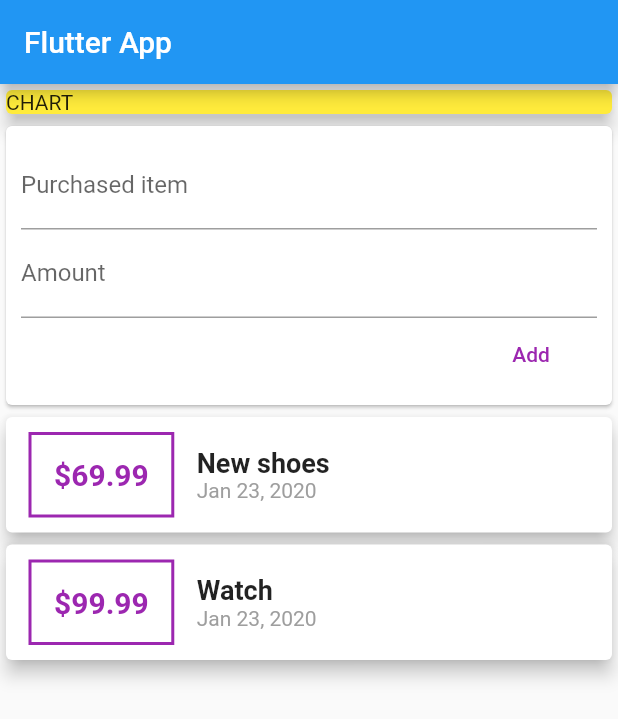
After one commit to reemharbi/personal-expenses-flutter, a Flutter app: the screen it shows after launch, on a phone screen of 412 x 824 dp. The commit adds this screen. Shown: the top 719 px of the screen. Run offline on Flutter 3.47's test engine with Material 2 defaults, Android fonts, the phone set to English and light mode, and no system bars.

Commit message:
Seperation of concerns + SingleChildScrollView

```diff
--- /dev/null
+++ b/lib/widgets/new_transaction.dart
@@ -0,0 +1,43 @@
+import 'package:flutter/material.dart';
+
+class NewTransaction extends StatelessWidget {
+  final Function addTx;
+  final titleController = TextEditingController();
+  final amountController = TextEditingController();
+
+  NewTransaction(this.addTx);
+
+  @override
+  Widget build(BuildContext context) {
+    return Card(
+      child: Container(
+        padding: EdgeInsets.all(10),
+        child: Column(
+          crossAxisAlignment: CrossAxisAlignment.end,
+          children: <Widget>[
+            TextField(
+              decoration: InputDecoration(labelText: 'Purchased item'),
+              controller: titleController,
+              // onChanged: (val) => titleInput = val,
+            ),
+            TextField(
+              decoration: InputDecoration(labelText: 'Amount'),
+              controller: amountController,
+              // onChanged: (val) => amountInput = val,
+            ),
+            FlatButton(
+              child: Text('Add'),
+              textColor: Colors.purple,
+              onPressed: () {
+                addTx(
+                  titleController.text,
+                  double.parse(amountController.text),
+                );
+              },
+            )
+          ],
+        ),
+      ),
+    );
+  }
+}
--- /dev/null
+++ b/lib/widgets/transaction_list.dart
@@ -0,0 +1,69 @@
+import 'package:flutter/material.dart';
+import 'package:intl/intl.dart';
+
+import '../models/transaction.dart';
+
+class TransactionList extends StatelessWidget {
+  final List<Transaction> transactions;
+
+  TransactionList(this.transactions);
+
+  @override
+  Widget build(BuildContext context) {
+    return Container(
+      height: 470,
+      child: SingleChildScrollView(
+              child: Column(
+          children: transactions.map((tx) {
+            return Card(
+              child: Row(
+                children: <Widget>[
+                  Container(
+                    margin: EdgeInsets.symmetric(
+                      vertical: 10,
+                      horizontal: 15,
+                    ),
+                    decoration: BoxDecoration(
+                      border: Border.all(
+                        color: Colors.purple,
+                        width: 2,
+                      ),
+                    ),
+                    padding: EdgeInsets.all(15),
+                    child: Text(
+                      '\$${tx.amount}',
+                      style: TextStyle(
+                        fontWeight: FontWeight.bold,
+                        fontSize: 20,
+                        color: Colors.purple,
+                      ),
+                    ),
+                  ),
+                  Column(
+                    crossAxisAlignment: CrossAxisAlignment.start,
+                    children: <Widget>[
+                      Text(
+                        tx.title,
+                        style: TextStyle(
+                          fontSize: 18,
+                          fontWeight: FontWeight.bold,
+                        ),
+                      ),
+                      Text(
+                        DateFormat.yMMMd().format(tx.date),
+                        style: TextStyle(
+                          color: Colors.grey,
+                        ),
+                      ),
+                    ],
+                  ),
+                ],
+              ),
+              elevation: 5,
+            );
+          }).toList(),
+        ),
+      ),
+    );
+  }
+}
--- /dev/null
+++ b/lib/widgets/user_transactions.dart
@@ -0,0 +1,50 @@
+import 'package:flutter/material.dart';
+
+import './new_transaction.dart';
+import './transaction_list.dart';
+import '../models/transaction.dart';
+
+class UserTransactions extends StatefulWidget {
+  @override
+  _UserTransactionsState createState() => _UserTransactionsState();
+}
+
+class _UserTransactionsState extends State<UserTransactions> {
+  final List<Transaction> _userTransactions = [
+    Transaction(
+      id: 't1',
+      title: 'New shoes',
+      amount: 69.99,
+      date: DateTime.now(),
+    ),
+    Transaction(
+      id: 't2',
+      title: 'Watch',
+      amount: 99.99,
+      date: DateTime.now(),
+    ),
+  ];
+
+  void _addNewTransaction(String txTitle, double txAmount) {
+    final newTx = Transaction(
+      title: txTitle,
+      amount: txAmount,
+      date: DateTime.now(),
+      id: DateTime.now().toString(),
+    );
+
+    setState(() {
+      _userTransactions.add(newTx);
+    });
+  }
+
+  @override
+  Widget build(BuildContext context) {
+    return Column(
+      children: <Widget>[
+        NewTransaction(_addNewTransaction),
+        TransactionList(_userTransactions),
+      ],
+    );
+  }
+}
```
Also changed, not shown: lib/main.dart (+6 -92 lines), lib/models/transaction.dart (renamed from lib/transaction.dart).
